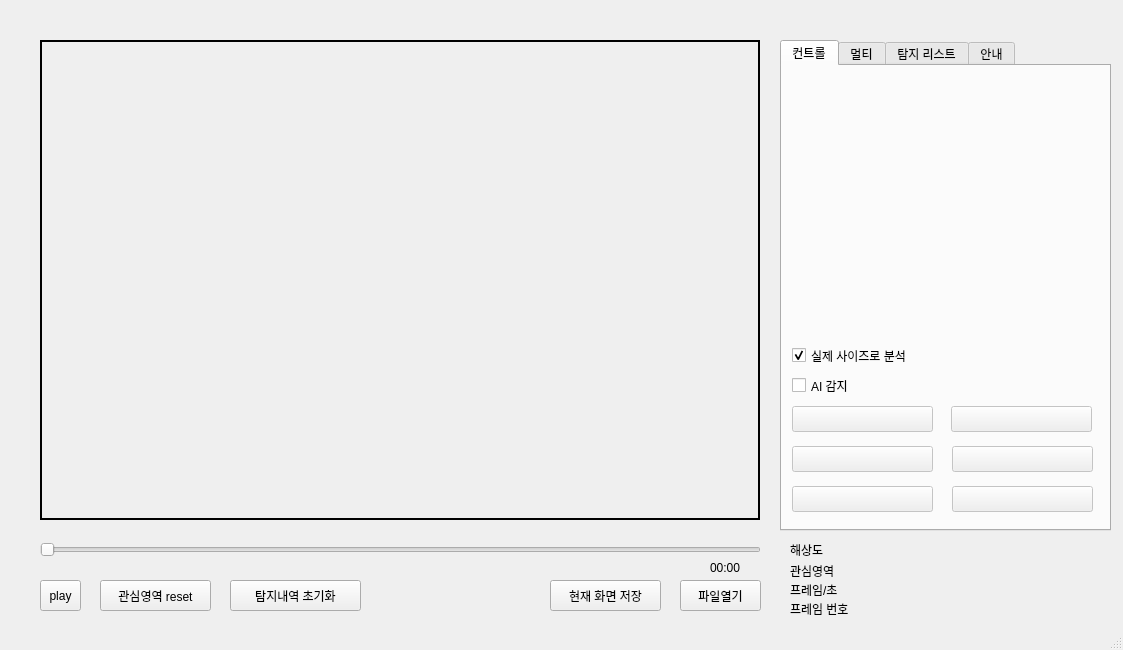
polnet13/kimAI, file rsc/ui/untitled.ui: the form before one commit.
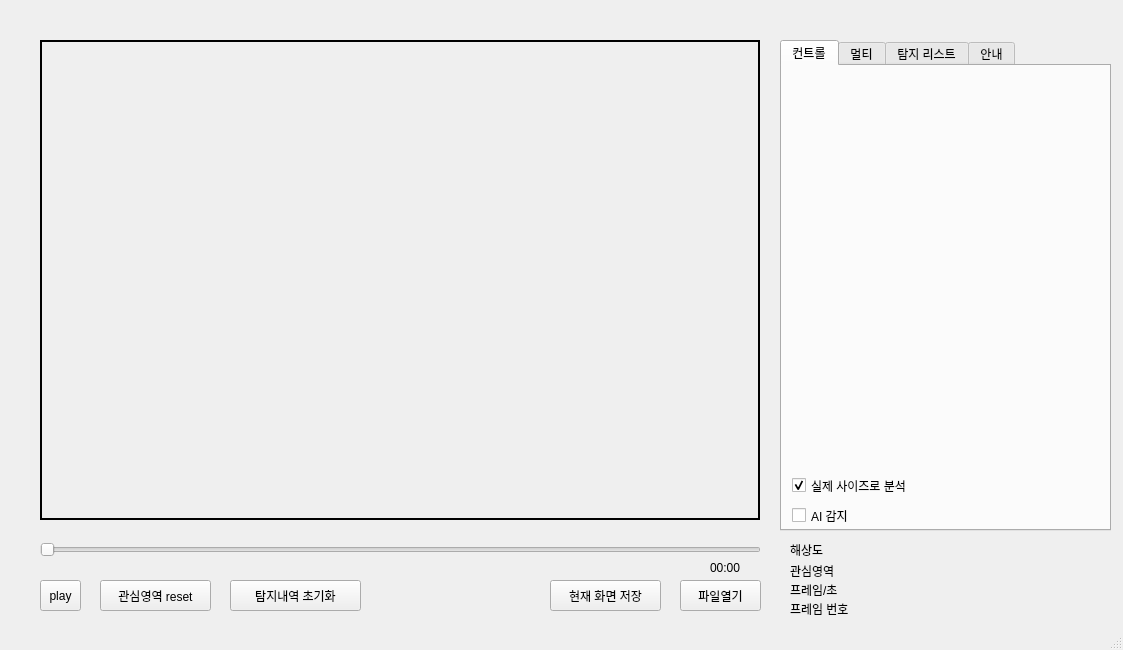
The form after the commit. The open tabs and pages were chosen to show the change.

The edit to the form file:
```diff
--- a/rsc/ui/untitled.ui
+++ b/rsc/ui/untitled.ui
@@ -147,7 +147,7 @@
       <property name="geometry">
        <rect>
         <x>10</x>
-        <y>280</y>
+        <y>410</y>
         <width>301</width>
         <height>19</height>
        </rect>
@@ -163,7 +163,7 @@
       <property name="geometry">
        <rect>
         <x>10</x>
-        <y>310</y>
+        <y>440</y>
         <width>211</width>
         <height>19</height>
        </rect>
@@ -181,7 +181,7 @@
         <x>10</x>
         <y>10</y>
         <width>311</width>
-        <height>261</height>
+        <height>391</height>
        </rect>
       </property>
       <layout class="QVBoxLayout" name="frame_option">
@@ -196,102 +196,6 @@
        </property>
       </layout>
      </widget>
-     <widget class="QPushButton" name="pushButton_1">
-      <property name="enabled">
-       <bool>false</bool>
-      </property>
-      <property name="geometry">
-       <rect>
-        <x>10</x>
-        <y>340</y>
-        <width>141</width>
-        <height>26</height>
-       </rect>
-      </property>
-      <property name="text">
-       <string/>
-      </property>
-     </widget>
-     <widget class="QPushButton" name="pushButton_2">
-      <property name="enabled">
-       <bool>false</bool>
-      </property>
-      <property name="geometry">
-       <rect>
-        <x>10</x>
-        <y>380</y>
-        <width>141</width>
-        <height>26</height>
-       </rect>
-      </property>
-      <property name="text">
-       <string/>
-      </property>
-     </widget>
-     <widget class="QPushButton" name="pushButton_3">
-      <property name="enabled">
-       <bool>false</bool>
-      </property>
-      <property name="geometry">
-       <rect>
-        <x>10</x>
-        <y>420</y>
-        <width>141</width>
-        <height>26</height>
-       </rect>
-      </property>
-      <property name="text">
-       <string/>
-      </property>
-     </widget>
-     <widget class="QPushButton" name="pushButton_4">
-      <property name="enabled">
-       <bool>false</bool>
-      </property>
-      <property name="geometry">
-       <rect>
-        <x>169</x>
-        <y>340</y>
-        <width>141</width>
-        <height>26</height>
-       </rect>
-      </property>
-      <property name="text">
-       <string/>
-      </property>
-     </widget>
-     <widget class="QPushButton" name="pushButton_5">
-      <property name="enabled">
-       <bool>false</bool>
-      </property>
-      <property name="geometry">
-       <rect>
-        <x>170</x>
-        <y>380</y>
-        <width>141</width>
-        <height>26</height>
-       </rect>
-      </property>
-      <property name="text">
-       <string/>
-      </property>
-     </widget>
-     <widget class="QPushButton" name="pushButton_6">
-      <property name="enabled">
-       <bool>false</bool>
-      </property>
-      <property name="geometry">
-       <rect>
-        <x>170</x>
-        <y>420</y>
-        <width>141</width>
-        <height>26</height>
-       </rect>
-      </property>
-      <property name="text">
-       <string/>
-      </property>
-     </widget>
     </widget>
     <widget class="QWidget" name="tab_multi">
      <attribute name="title">
```
Left out of the diff: 21 changed lines with no effect on the pictures.
